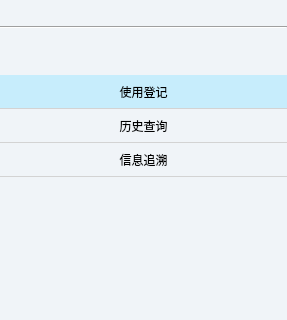
Old version of the form src/app/ortrac/widget/leftbar.ui in the repository sundm/cssd; both pictures show x 0 to 287 and y 92 to 412 of the 287 by 768 pixel window.
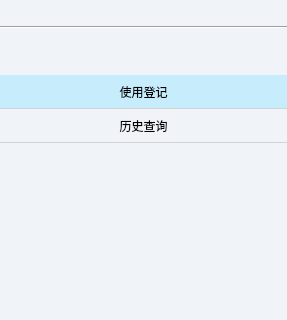
New version of the form. Icons and pictures are not drawn.

```diff
--- a/src/app/ortrac/widget/leftbar.ui
+++ b/src/app/ortrac/widget/leftbar.ui
@@ -188,35 +188,6 @@
        </property>
       </widget>
      </item>
-     <item>
-      <widget class="QToolButton" name="traceButton">
-       <property name="sizePolicy">
-        <sizepolicy hsizetype="Preferred" vsizetype="Fixed">
-         <horstretch>0</horstretch>
-         <verstretch>0</verstretch>
-        </sizepolicy>
-       </property>
-       <property name="text">
-        <string>信息追溯</string>
-       </property>
-       <property name="icon">
-        <iconset resource="../ortrac.qrc">
-         <normaloff>:/res/trace-36.png</normaloff>:/res/trace-36.png</iconset>
-       </property>
-       <property name="iconSize">
-        <size>
-         <width>24</width>
-         <height>24</height>
-        </size>
-       </property>
-       <property name="checkable">
-        <bool>true</bool>
-       </property>
-       <property name="toolButtonStyle">
-        <enum>Qt::ToolButtonTextUnderIcon</enum>
-       </property>
-      </widget>
-     </item>
     </layout>
    </item>
    <item>
```
